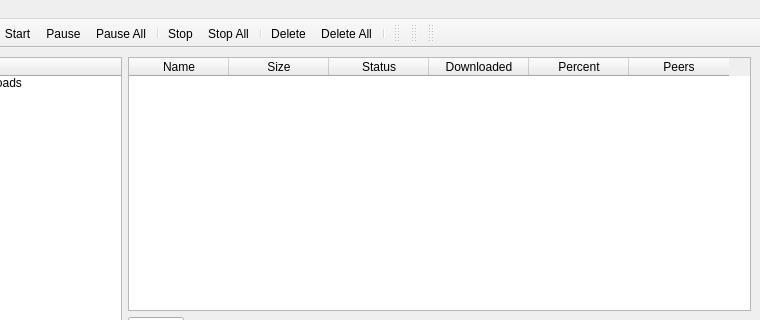
The window that nt_gui.ui (Vladvance/nanotorrent) describes before a commit, drawn with Qt 5; both pictures show x 87 to 847 and y 0 to 320 of the 847 by 580 pixel window.
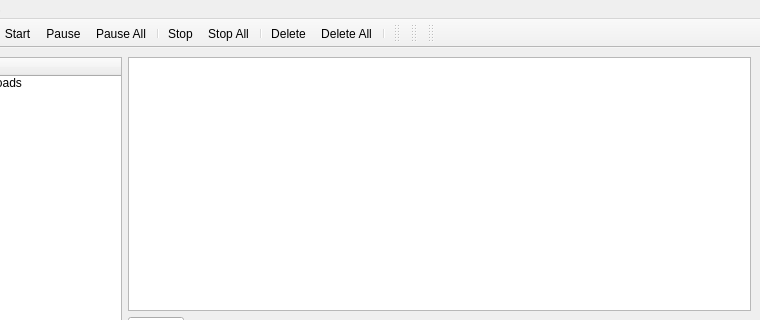
The same window after the commit. Icons and pictures are not drawn.

```diff
--- a/nt_gui.ui
+++ b/nt_gui.ui
@@ -113,40 +113,13 @@
     <item>
      <layout class="QVBoxLayout" name="verticalLayout">
       <item>
-       <widget class="QTableWidget" name="torrentTable">
-        <property name="showGrid">
+       <widget class="QTableView" name="torrentView">
+        <property name="selectionBehavior">
+         <enum>QAbstractItemView::SelectRows</enum>
+        </property>
+        <property name="sortingEnabled">
          <bool>true</bool>
         </property>
-        <column>
-         <property name="text">
-          <string>Name</string>
-         </property>
-        </column>
-        <column>
-         <property name="text">
-          <string>Size</string>
-         </property>
-        </column>
-        <column>
-         <property name="text">
-          <string>Status</string>
-         </property>
-        </column>
-        <column>
-         <property name="text">
-          <string>Downloaded</string>
-         </property>
-        </column>
-        <column>
-         <property name="text">
-          <string>Percent</string>
-         </property>
-        </column>
-        <column>
-         <property name="text">
-          <string>Peers</string>
-         </property>
-        </column>
        </widget>
       </item>
       <item>
```
